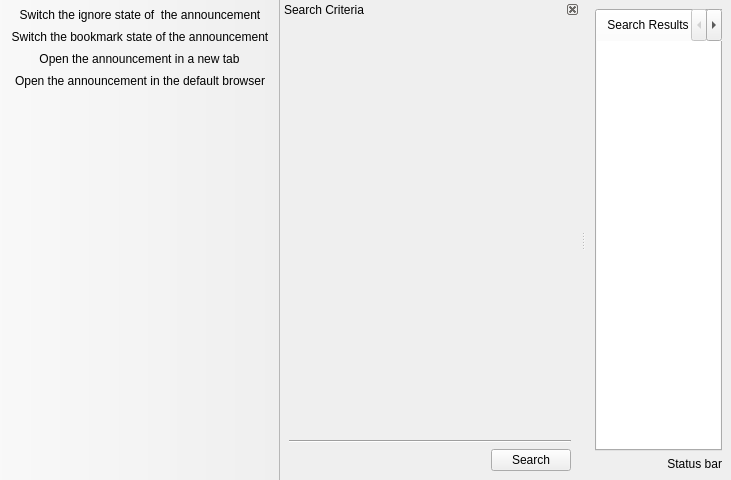
Qt form src/UIMain.ui (pasnox/housing) before a commit.
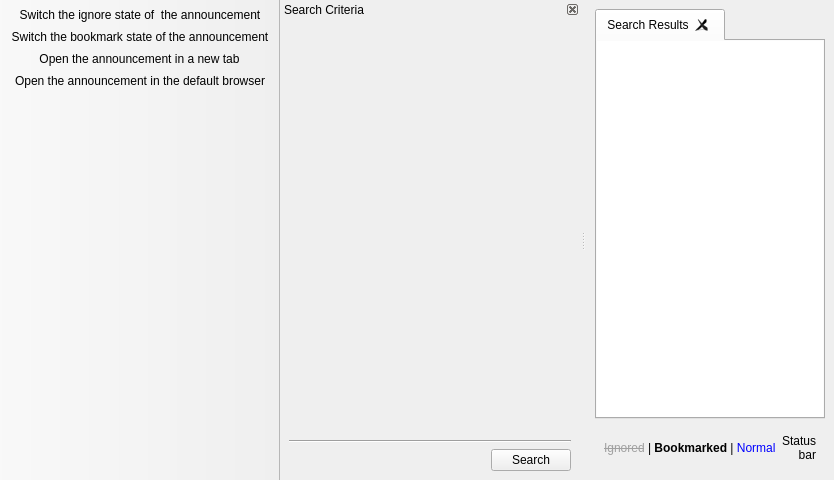
The same form after that commit. Icons and pictures are not drawn. Custom widgets are drawn as their Qt base class.

Commit message: Add legend label and upate translations.

```diff
--- a/src/UIMain.ui
+++ b/src/UIMain.ui
@@ -72,6 +72,16 @@
      </widget>
     </item>
     <item>
+     <widget class="QWidget" name="widget" native="true">
+      <layout class="QHBoxLayout" name="horizontalLayout">
+       <item>
+        <widget class="QLabel" name="lLegend">
+         <property name="text">
+          <string notr="true">&lt;html&gt;&lt;head/&gt;&lt;body&gt;&lt;p&gt;&lt;span style=&quot; text-decoration: line-through; color:#a0a0a0;&quot;&gt;Ignored&lt;/span&gt; | &lt;span style=&quot; font-weight:600;&quot;&gt;Bookmarked&lt;/span&gt; | &lt;span style=&quot; color:#0000ff;&quot;&gt;Normal&lt;/span&gt;&lt;/p&gt;&lt;/body&gt;&lt;/html&gt;</string>
+         </property>
+        </widget>
+       </item>
+       <item>
      <widget class="QLabel" name="lStatusBar">
       <property name="text">
        <string notr="true">Status bar</string>
@@ -82,6 +92,9 @@
       <property name="wordWrap">
        <bool>true</bool>
       </property>
+        </widget>
+       </item>
+      </layout>
      </widget>
     </item>
    </layout>
```
Lines whose indentation alone changed are shown as unchanged. The commit also changes 4 other files.
